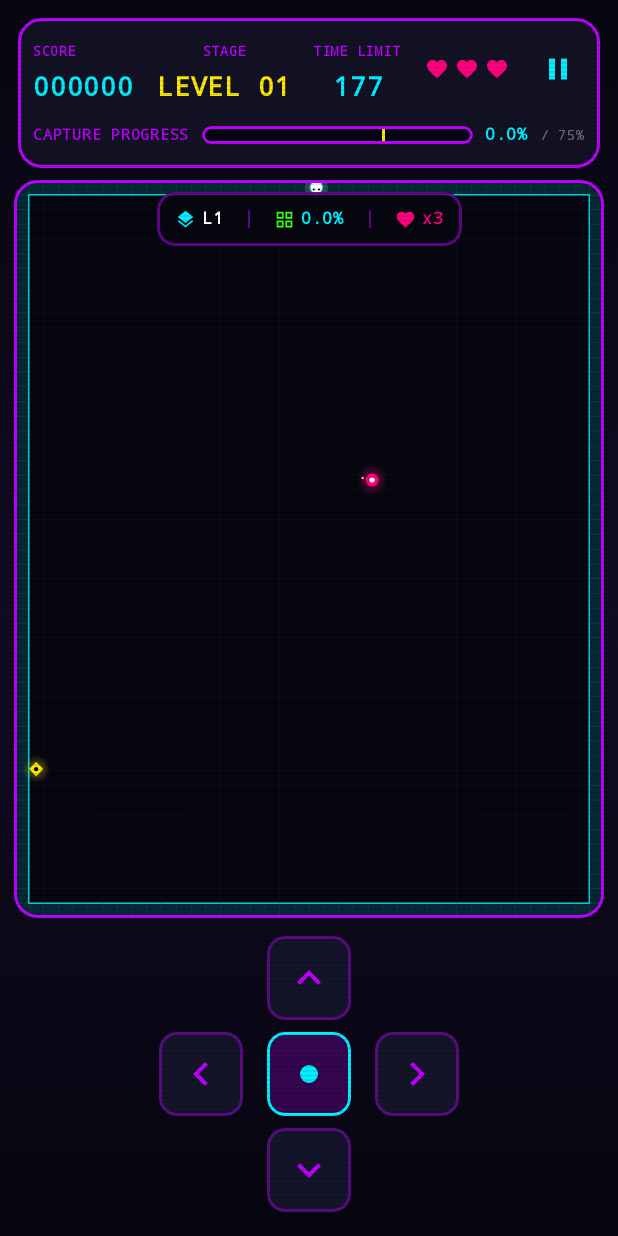
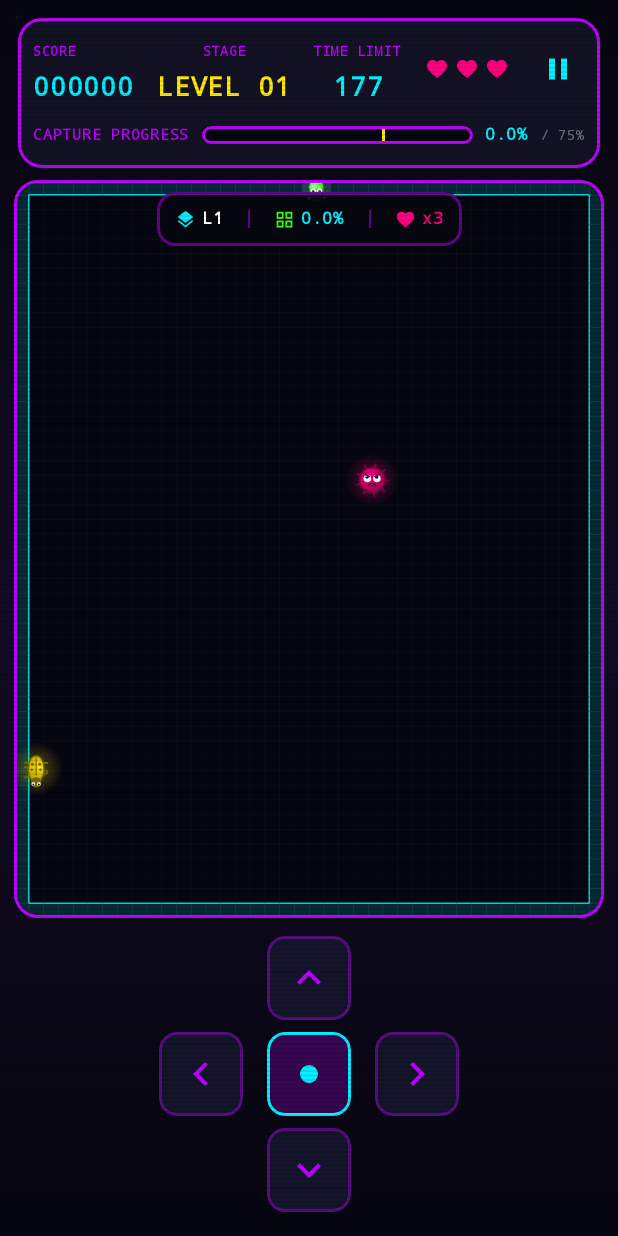
Before and after one commit to yanidv-lab/TerraFill, an Android app built with Jetpack Compose: the screen it shows after launch (MainActivity), after a tap on an icon or button, on a phone screen of 412 x 824 dp. Run offline under Robolectric (Android 15) with nearby library versions, the phone set to English and light mode, and no system bars.

Commit message:
Replace abstract shapes with recognizable Xonix-style characters
Add GameSprites.kt: hand-drawn vector characters rendered with Canvas
primitives (no image assets, so they scale crisply and animate per frame).

- Player caterpillar: bright green head with waving antennae and big eyes
  that look in the travel direction, plus shaded body segments with stubby
  feet that follow the recent path.
- Bouncer enemy: an angry spiky mine with a spinning spike ring, a shaded
  body, and pupils that track the player, with angry brows and a grumpy mouth.
- Crawler enemy: a beetle whose shell, spots, scuttling legs and forward
  eyes rotate to face its heading along the wall.

Wire these into the Playfield canvas, replacing the previous glowing
orbs/diamonds/segment circles. Sprites are drawn larger than their engine
hitboxes so collisions always favor the player. Remove the now-unused
rotate/lerpColor imports from GameScreen.

Co-Authored-By: Claude Opus 4.8 <noreply@anthropic.com>
Claude-Session: https://claude.ai/code/session_0195eMAQJijxPPk8McQxVU27

```diff
--- a/app/src/main/java/com/example/ui/screens/GameScreen.kt
+++ b/app/src/main/java/com/example/ui/screens/GameScreen.kt
@@ -25,9 +25,7 @@ import androidx.compose.ui.graphics.Path
 import androidx.compose.ui.graphics.StrokeCap
 import androidx.compose.ui.graphics.StrokeJoin
 import androidx.compose.ui.graphics.drawscope.Stroke
-import androidx.compose.ui.graphics.drawscope.rotate
 import androidx.compose.ui.graphics.drawscope.translate
-import androidx.compose.ui.graphics.lerp as lerpColor
 import androidx.compose.ui.input.pointer.pointerInput
 import androidx.compose.ui.platform.testTag
 import androidx.compose.ui.text.font.FontFamily
@@ -558,85 +556,33 @@ fun Playfield(
                     drawPath(trailPath, Color.White, alpha = 0.85f, style = stroke(cellMin * 0.15f))
                 }
 
-                // ---------- 5. Enemies ----------
+                // ---------- 5. Enemies (hand-drawn characters, see GameSprites.kt) ----------
                 for (enemy in state.enemies) {
-                    val ecx = ((enemy.x + 0.5) * cellW).toFloat()
-                    val ecy = ((enemy.y + 0.5) * cellH).toFloat()
-                    val center = Offset(ecx, ecy)
-                    val pulse = 1f + 0.1f * sin(now / 160.0 + enemy.id).toFloat()
-                    val r = enemy.radius.toFloat() * cellMin * pulse
-
+                    val center = Offset(
+                        ((enemy.x + 0.5) * cellW).toFloat(),
+                        ((enemy.y + 0.5) * cellH).toFloat()
+                    )
                     if (enemy.type == "Bouncer") {
-                        // Pulsing magenta orb with a soft glow and an orbiting spark
-                        drawCircle(
-                            brush = Brush.radialGradient(
-                                colors = listOf(NeonMagenta.copy(alpha = 0.5f), Color.Transparent),
-                                center = center,
-                                radius = r * 2.4f
-                            ),
-                            radius = r * 2.4f,
-                            center = center
-                        )
-                        drawCircle(NeonMagenta, r, center)
-                        drawCircle(Color.White, r * 0.4f, center)
-                        val sparkAngle = now / 300.0 + enemy.id
-                        drawCircle(
-                            color = Color.White,
-                            radius = r * 0.18f,
-                            center = Offset(
-                                ecx + (cos(sparkAngle) * r * 1.5).toFloat(),
-                                ecy + (sin(sparkAngle) * r * 1.5).toFloat()
-                            ),
-                            alpha = 0.9f
+                        drawSpikyBouncer(
+                            center = center,
+                            scale = cellMin,
+                            id = enemy.id,
+                            timeMs = now,
+                            lookAt = headCenter
                         )
                     } else {
-                        // Crawler: glowing yellow diamond oriented along its heading
-                        drawCircle(
-                            brush = Brush.radialGradient(
-                                colors = listOf(NeonYellow.copy(alpha = 0.45f), Color.Transparent),
-                                center = center,
-                                radius = r * 2.2f
-                            ),
-                            radius = r * 2.2f,
-                            center = center
+                        drawCrawlerBeetle(
+                            center = center,
+                            scale = cellMin,
+                            headingRad = atan2(enemy.vy, enemy.vx).toFloat(),
+                            id = enemy.id,
+                            timeMs = now
                         )
-                        val angleDeg = Math.toDegrees(atan2(enemy.vy, enemy.vx)).toFloat() + 45f
-                        rotate(degrees = angleDeg, pivot = center) {
-                            drawRect(
-                                color = NeonYellow,
-                                topLeft = Offset(ecx - r * 0.8f, ecy - r * 0.8f),
-                                size = Size(r * 1.6f, r * 1.6f)
-                            )
-                        }
-                        drawCircle(ArcadeBgDark, r * 0.35f, center)
                     }
                 }
 
-                // ---------- 6. The player: a segmented caterpillar ----------
+                // ---------- 6. The player: a caterpillar with a face, antennae and feet ----------
                 if (headCenter != null) {
-                    // Body segments follow the head along its recent path (tail drawn first)
-                    val segmentCount = 6
-                    for (k in segmentCount downTo 1) {
-                        if (hist.size <= k) continue
-                        val from = hist.getOrNull(k + 1) ?: hist.last()
-                        val to = hist[k]
-                        val segCenter = lerpOffset(cellCenter(from), cellCenter(to), state.moveProgress)
-                        val towardTail = k.toFloat() / (segmentCount + 1)
-                        val wave = 1f + 0.08f * sin(now / 140.0 - k * 0.9).toFloat()
-                        val segRadius = cellMin * (0.34f - 0.15f * towardTail) * wave
-                        val segColor = lerpColor(NeonGreen, NeonCyan, towardTail)
-
-                        drawCircle(segColor, segRadius * 1.6f, segCenter, alpha = 0.18f) // glow
-                        drawCircle(segColor, segRadius, segCenter)
-                        drawCircle(Color.White, segRadius * 0.35f, segCenter, alpha = 0.45f) // sheen
-                    }
-
-                    // Head: bright with a cyan ring and eyes looking where it's going
-                    val headR = cellMin * 0.42f
-                    drawCircle(Color.White, headR * 1.9f, headCenter, alpha = 0.15f) // glow
-                    drawCircle(Color.White, headR, headCenter)
-                    drawCircle(NeonCyan, headR, headCenter, style = Stroke(width = cellMin * 0.06f), alpha = 0.9f)
-
                     val facing = when (state.playerDirection) {
                         Direction.UP -> Offset(0f, -1f)
                         Direction.DOWN -> Offset(0f, 1f)
@@ -651,11 +597,40 @@ fun Playfield(
                             Offset(0f, 1f)
                         }
                     }
-                    val side = Offset(-facing.y, facing.x)
-                    val eyeBase = headCenter + facing * (headR * 0.35f)
-                    val eyeSpread = side * (headR * 0.42f)
-                    drawCircle(ArcadeBgDark, headR * 0.17f, eyeBase + eyeSpread)
-                    drawCircle(ArcadeBgDark, headR * 0.17f, eyeBase - eyeSpread)
+                    val facingRad = atan2(facing.y, facing.x)
+
+                    // Soft glow under the whole creature
+                    drawCircle(Color.White, cellMin * 1.0f, headCenter, alpha = 0.12f)
+
+                    // Body segments follow the head along its recent path (tail drawn first,
+                    // so nearer segments overlap farther ones like a real caterpillar)
+                    val segmentCount = 6
+                    for (k in segmentCount downTo 1) {
+                        if (hist.size <= k) continue
+                        val from = hist.getOrNull(k + 1) ?: hist.last()
+                        val to = hist[k]
+                        val segCenter = lerpOffset(cellCenter(from), cellCenter(to), state.moveProgress)
+                        val segDirRad = atan2(
+                            (to.second - from.second).toFloat(),
+                            (to.first - from.first).toFloat()
+                        )
+                        val towardTail = k.toFloat() / (segmentCount + 1)
+                        val segRadius = cellMin * (0.42f - 0.16f * towardTail)
+                        drawCaterpillarSegment(
+                            center = segCenter,
+                            radius = segRadius,
+                            dirRad = segDirRad,
+                            phase = k * 1.9f,
+                            timeMs = now
+                        )
+                    }
+
+                    drawCaterpillarHead(
+                        center = headCenter,
+                        radius = cellMin * 0.52f,
+                        facingRad = facingRad,
+                        timeMs = now
+                    )
                 }
             }
 
--- /dev/null
+++ b/app/src/main/java/com/example/ui/screens/GameSprites.kt
@@ -0,0 +1,308 @@
+package com.example.ui.screens
+
+import androidx.compose.ui.geometry.Offset
+import androidx.compose.ui.geometry.Size
+import androidx.compose.ui.graphics.Brush
+import androidx.compose.ui.graphics.Color
+import androidx.compose.ui.graphics.Path
+import androidx.compose.ui.graphics.drawscope.DrawScope
+import androidx.compose.ui.graphics.drawscope.Stroke
+import androidx.compose.ui.graphics.drawscope.rotate
+import androidx.compose.ui.graphics.StrokeCap
+import com.example.ui.theme.NeonGreen
+import com.example.ui.theme.NeonMagenta
+import com.example.ui.theme.NeonYellow
+import kotlin.math.cos
+import kotlin.math.sin
+
+/**
+ * Hand-drawn vector characters for TerraFill.
+ *
+ * Everything here is drawn with Canvas primitives (no image assets), so the
+ * characters scale crisply with any grid/cell size and can be animated per frame.
+ * Sprites are intentionally drawn LARGER than their engine hitboxes: readable
+ * characters matter more than pixel-accurate hitbox visuals, and an oversized
+ * sprite with a smaller hitbox always errs in the player's favor.
+ */
+
+// Character shading palette (darker companions to the neon theme colors)
+private val BouncerDark = Color(0xFF7A0040)
+private val CrawlerDark = Color(0xFF7A6900)
+private val CaterpillarDark = Color(0xFF157A08)
+private val EyeWhite = Color(0xFFF4F7FF)
+private val EyeDark = Color(0xFF10101E)
+
+private fun polar(angleRad: Float, dist: Float) = Offset(cos(angleRad) * dist, sin(angleRad) * dist)
+
+private fun Offset.normalizedOrZero(): Offset {
+    val d = kotlin.math.hypot(x, y)
+    return if (d > 1e-4f) Offset(x / d, y / d) else Offset.Zero
+}
+
+/**
+ * The Bouncer: an angry spiky mine. The spike ring spins slowly; the face stays
+ * upright and its pupils track the player.
+ *
+ * @param scale one grid cell in pixels; the body is drawn ~1.7 cells wide.
+ * @param lookAt world position the eyes should track (usually the player head).
+ */
+fun DrawScope.drawSpikyBouncer(
+    center: Offset,
+    scale: Float,
+    id: Int,
+    timeMs: Long,
+    lookAt: Offset?
+) {
+    val bodyR = scale * 0.85f * (1f + 0.05f * sin(timeMs / 220.0 + id).toFloat())
+
+    // Soft glow
+    drawCircle(
+        brush = Brush.radialGradient(
+            colors = listOf(NeonMagenta.copy(alpha = 0.4f), Color.Transparent),
+            center = center,
+            radius = bodyR * 2.1f
+        ),
+        radius = bodyR * 2.1f,
+        center = center
+    )
+
+    // Spinning spike ring
+    val spin = ((timeMs / 25f) + id * 37f) % 360f
+    rotate(degrees = spin, pivot = center) {
+        val spikes = Path()
+        val count = 9
+        for (i in 0 until count) {
+            val a = (i * 2.0 * Math.PI / count).toFloat()
+            val tip = center + polar(a, bodyR * 1.45f)
+            val base1 = center + polar(a - 0.22f, bodyR * 0.9f)
+            val base2 = center + polar(a + 0.22f, bodyR * 0.9f)
+            spikes.moveTo(base1.x, base1.y)
+            spikes.lineTo(tip.x, tip.y)
+            spikes.lineTo(base2.x, base2.y)
+        }
+        drawPath(spikes, BouncerDark)
+    }
+
+    // Shaded body sphere
+    drawCircle(
+        brush = Brush.radialGradient(
+            colors = listOf(NeonMagenta, BouncerDark),
+            center = center + Offset(-bodyR * 0.3f, -bodyR * 0.35f),
+            radius = bodyR * 1.8f
+        ),
+        radius = bodyR,
+        center = center
+    )
+    drawCircle(BouncerDark, bodyR, center, style = Stroke(width = bodyR * 0.12f))
+
+    // Face: two big eyes with tracking pupils and angry brows
+    val eyeSpread = bodyR * 0.38f
+    val eyeR = bodyR * 0.3f
+    for (side in intArrayOf(-1, 1)) {
+        val eyeC = center + Offset(side * eyeSpread, -bodyR * 0.12f)
+        drawCircle(EyeWhite, eyeR, eyeC)
+        val gaze = if (lookAt != null) {
+            (lookAt - eyeC).normalizedOrZero() * (eyeR * 0.4f)
+        } else {
+            polar((timeMs / 600f + id), eyeR * 0.3f)
+        }
+        drawCircle(EyeDark, eyeR * 0.45f, eyeC + gaze)
+        drawCircle(EyeWhite, eyeR * 0.14f, eyeC + gaze + Offset(-eyeR * 0.15f, -eyeR * 0.15f))
+        // Brow slanting in toward the nose = angry
+        drawLine(
+            color = BouncerDark,
+            start = eyeC + Offset(side * eyeR * 0.9f, -eyeR * 1.25f),
+            end = eyeC + Offset(-side * eyeR * 0.5f, -eyeR * 0.55f),
+            strokeWidth = bodyR * 0.13f,
+            cap = StrokeCap.Round
+        )
+    }
+
+    // Grumpy mouth
+    drawArc(
+        color = EyeDark,
+        startAngle = 200f,
+        sweepAngle = 140f,
+        useCenter = false,
+        topLeft = center + Offset(-bodyR * 0.32f, bodyR * 0.3f),
+        size = Size(bodyR * 0.64f, bodyR * 0.42f),
+        style = Stroke(width = bodyR * 0.1f, cap = StrokeCap.Round)
+    )
+}
+
+/**
+ * The Crawler: a beetle that patrols the walls. Body and legs rotate to face its
+ * heading; the legs scuttle as it moves.
+ *
+ * @param scale one grid cell in pixels; the beetle is ~2 cells long.
+ * @param headingRad direction of travel in radians (0 = +x, screen coordinates).
+ */
+fun DrawScope.drawCrawlerBeetle(
+    center: Offset,
+    scale: Float,
+    headingRad: Float,
+    id: Int,
+    timeMs: Long
+) {
+    val halfL = scale * 0.95f
+    val halfW = scale * 0.58f
+
+    // Soft glow
+    drawCircle(
+        brush = Brush.radialGradient(
+            colors = listOf(NeonYellow.copy(alpha = 0.35f), Color.Transparent),
+            center = center,
+            radius = halfL * 1.9f
+        ),
+        radius = halfL * 1.9f,
+        center = center
+    )
+
+    val degrees = Math.toDegrees(headingRad.toDouble()).toFloat()
+    rotate(degrees = degrees, pivot = center) {
+        // Scuttling legs: three per side, alternating phase
+        val legW = scale * 0.13f
+        for (i in -1..1) {
+            val legX = center.x + i * halfL * 0.45f
+            val wiggle = (sin(timeMs / 70.0 + id + i * 2.1) * halfL * 0.18).toFloat()
+            drawLine(
+                color = CrawlerDark,
+                start = Offset(legX, center.y - halfW * 0.5f),
+                end = Offset(legX + wiggle, center.y - halfW * 1.3f),
+                strokeWidth = legW,
+                cap = StrokeCap.Round
+            )
+            drawLine(
+                color = CrawlerDark,
+                start = Offset(legX, center.y + halfW * 0.5f),
+                end = Offset(legX - wiggle, center.y + halfW * 1.3f),
+                strokeWidth = legW,
+                cap = StrokeCap.Round
+            )
+        }
+
+        // Shell (dark outline oval under a bright shell oval)
+        drawOval(
+            color = CrawlerDark,
+            topLeft = Offset(center.x - halfL, center.y - halfW),
+            size = Size(halfL * 2f, halfW * 2f)
+        )
+        drawOval(
+            brush = Brush.radialGradient(
+                colors = listOf(NeonYellow, CrawlerDark),
+                center = center + Offset(-halfL * 0.2f, -halfW * 0.4f),
+                radius = halfL * 1.9f
+            ),
+            topLeft = Offset(center.x - halfL * 0.9f, center.y - halfW * 0.85f),
+            size = Size(halfL * 1.8f, halfW * 1.7f)
+        )
+
+        // Wing split line + spots
+        drawLine(
+            color = CrawlerDark,
+            start = Offset(center.x - halfL * 0.85f, center.y),
+            end = Offset(center.x + halfL * 0.45f, center.y),
+            strokeWidth = scale * 0.08f
+        )
+        drawCircle(CrawlerDark, scale * 0.1f, center + Offset(-halfL * 0.35f, -halfW * 0.42f))
+        drawCircle(CrawlerDark, scale * 0.1f, center + Offset(-halfL * 0.35f, halfW * 0.42f))
+        drawCircle(CrawlerDark, scale * 0.08f, center + Offset(halfL * 0.05f, -halfW * 0.5f))
+        drawCircle(CrawlerDark, scale * 0.08f, center + Offset(halfL * 0.05f, halfW * 0.5f))
+
+        // Head at the front with forward-looking eyes
+        val headC = Offset(center.x + halfL * 0.95f, center.y)
+        drawCircle(CrawlerDark, halfW * 0.6f, headC)
+        for (side in intArrayOf(-1, 1)) {
+            val eyeC = headC + Offset(halfW * 0.18f, side * halfW * 0.32f)
+            drawCircle(EyeWhite, halfW * 0.22f, eyeC)
+            drawCircle(EyeDark, halfW * 0.11f, eyeC + Offset(halfW * 0.08f, 0f))
+        }
+    }
+}
+
+/**
+ * One body segment of the player caterpillar: a shaded green sphere with a pair
+ * of stubby walking feet.
+ *
+ * @param radius segment radius in pixels.
+ * @param dirRad travel direction of this segment along the path, in radians.
+ * @param phase per-segment phase so the feet alternate like a real gait.
+ */
+fun DrawScope.drawCaterpillarSegment(
+    center: Offset,
+    radius: Float,
+    dirRad: Float,
+    phase: Float,
+    timeMs: Long
+) {
+    val perp = dirRad + (Math.PI / 2).toFloat()
+    val step = (sin(timeMs / 80.0 + phase) * radius * 0.4).toFloat()
+
+    // Feet (under the body, alternating forward/back)
+    val footR = radius * 0.26f
+    drawCircle(CaterpillarDark, footR, center + polar(perp, radius * 0.95f) + polar(dirRad, step))
+    drawCircle(CaterpillarDark, footR, center - polar(perp, radius * 0.95f) - polar(dirRad, step))
+
+    // Shaded body sphere
+    drawCircle(
+        brush = Brush.radialGradient(
+            colors = listOf(Color(0xFF8CFF70), NeonGreen, CaterpillarDark),
+            center = center + Offset(-radius * 0.3f, -radius * 0.35f),
+            radius = radius * 1.8f
+        ),
+        radius = radius,
+        center = center
+    )
+    drawCircle(CaterpillarDark, radius, center, style = Stroke(width = radius * 0.14f))
+}
+
+/**
+ * The player caterpillar's head: bright green sphere, waving antennae, and big
+ * friendly eyes that look where it's going.
+ *
+ * @param facingRad direction the head is looking, in radians.
+ */
+fun DrawScope.drawCaterpillarHead(
+    center: Offset,
+    radius: Float,
+    facingRad: Float,
+    timeMs: Long
+) {
+    // Antennae, waving slightly out of phase
+    for (side in intArrayOf(-1, 1)) {
+        val wave = (sin(timeMs / 180.0 + side) * 0.15).toFloat()
+        val angle = facingRad + side * 0.5f + wave
+        val base = center + polar(angle, radius * 0.75f)
+        val tip = center + polar(angle, radius * 1.75f)
+        drawLine(
+            color = CaterpillarDark,
+            start = base,
+            end = tip,
+            strokeWidth = radius * 0.13f,
+            cap = StrokeCap.Round
+        )
+        drawCircle(NeonGreen, radius * 0.18f, tip)
+    }
+
+    // Head sphere (brighter than the body)
+    drawCircle(
+        brush = Brush.radialGradient(
+            colors = listOf(Color(0xFFB6FFA3), NeonGreen, CaterpillarDark),
+            center = center + Offset(-radius * 0.3f, -radius * 0.35f),
+            radius = radius * 1.9f
+        ),
+        radius = radius,
+        center = center
+    )
+    drawCircle(CaterpillarDark, radius, center, style = Stroke(width = radius * 0.12f))
+
+    // Big friendly eyes looking in the travel direction
+    val perp = facingRad + (Math.PI / 2).toFloat()
+    val eyeR = radius * 0.34f
+    for (side in intArrayOf(-1, 1)) {
+        val eyeC = center + polar(facingRad, radius * 0.42f) + polar(perp, side * radius * 0.42f)
+        drawCircle(EyeWhite, eyeR, eyeC)
+        drawCircle(EyeDark, eyeR * 0.5f, eyeC + polar(facingRad, eyeR * 0.35f))
+        drawCircle(EyeWhite, eyeR * 0.16f, eyeC + polar(facingRad, eyeR * 0.35f) + Offset(-eyeR * 0.18f, -eyeR * 0.18f))
+    }
+}
```
